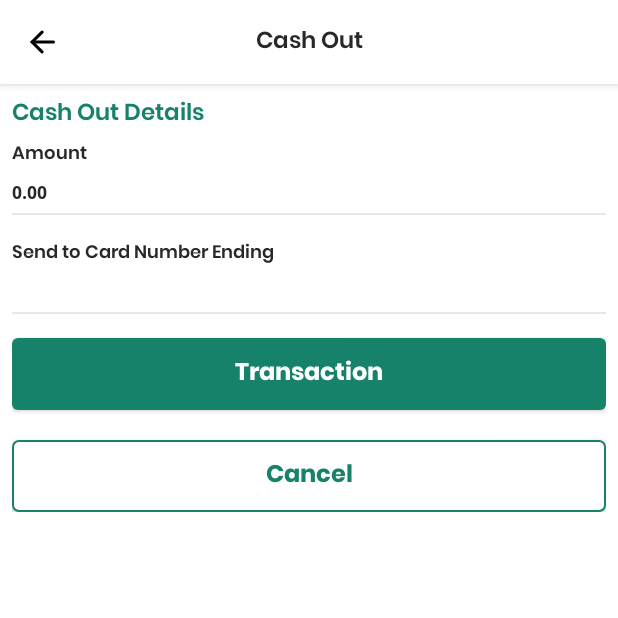
After one commit to mikeds/UM20004-bpayclient, an Android app: the CashOutActivity screen opened directly, with no data from a screen before it, on a phone screen of 412 x 824 dp, the top half of it. The commit adds this screen. Run offline under Robolectric (Android 15) with nearby library versions, the phone set to English and light mode, and no system bars.

Commit message:
Added Cash Out Screen UI

```diff
--- a/bambupay/src/main/AndroidManifest.xml
+++ b/bambupay/src/main/AndroidManifest.xml
@@ -30,6 +30,11 @@
             android:screenOrientation="portrait"
             android:theme="@style/AppTheme.NoActionBar"
             android:windowSoftInputMode="adjustResize" />
+        <activity
+            android:name=".ui.activity.CashOutActivity"
+            android:screenOrientation="portrait"
+            android:theme="@style/AppTheme.NoActionBar"
+            android:windowSoftInputMode="adjustResize" />
     </application>
 
 </manifest>
--- /dev/null
+++ b/bambupay/src/main/java/com/uxi/bambupay/ui/activity/CashOutActivity.kt
@@ -0,0 +1,44 @@
+package com.uxi.bambupay.ui.activity
+
+import android.os.Bundle
+import android.view.MenuItem
+import com.uxi.bambupay.R
+import kotlinx.android.synthetic.main.app_toolbar.*
+
+class CashOutActivity : BaseActivity() {
+    override fun onCreate(savedInstanceState: Bundle?) {
+        super.onCreate(savedInstanceState)
+        setContentView(R.layout.activity_cash_out)
+        setupToolbar()
+    }
+
+    override fun getLayoutId() = R.layout.activity_cash_out
+
+    override fun finish() {
+        super.finish()
+        overridePendingTransition(R.anim.from_left_in, R.anim.from_right_out)
+    }
+
+    override fun onBackPressed() {
+        finish()
+    }
+
+    override fun onOptionsItemSelected(item: MenuItem): Boolean {
+        when (item?.itemId) {
+            android.R.id.home -> {
+                onBackPressed()
+                return true
+            }
+        }
+        return super.onOptionsItemSelected(item)
+    }
+
+    private fun setupToolbar() {
+        setSupportActionBar(toolbar)
+        tv_toolbar_title?.text = getString(R.string.cash_out)
+        supportActionBar?.setDisplayHomeAsUpEnabled(true)
+        supportActionBar?.setDisplayShowTitleEnabled(false)
+        supportActionBar?.setHomeAsUpIndicator(R.drawable.ic_back)
+    }
+
+}
--- a/bambupay/src/main/java/com/uxi/bambupay/ui/home/HomeFragment.kt
+++ b/bambupay/src/main/java/com/uxi/bambupay/ui/home/HomeFragment.kt
@@ -13,6 +13,7 @@ import androidx.lifecycle.ViewModelProviders
 import com.amulyakhare.textdrawable.TextDrawable
 import com.uxi.bambupay.MainActivity
 import com.uxi.bambupay.R
+import com.uxi.bambupay.ui.activity.CashOutActivity
 import com.uxi.bambupay.ui.activity.TransactActivity
 import kotlinx.android.synthetic.main.fragment_home.*
 
@@ -43,6 +44,12 @@ class HomeFragment : Fragment() {
             startActivity(intent)
             activity?.overridePendingTransition(R.anim.from_right_in, R.anim.from_left_out)
         }
+
+        btn_cash_out.setOnClickListener {
+            val intent = Intent(activity, CashOutActivity::class.java)
+            startActivity(intent)
+            activity?.overridePendingTransition(R.anim.from_right_in, R.anim.from_left_out)
+        }
     }
 
 }
--- /dev/null
+++ b/bambupay/src/main/res/layout/activity_cash_out.xml
@@ -0,0 +1,13 @@
+<?xml version="1.0" encoding="utf-8"?>
+<LinearLayout xmlns:android="http://schemas.android.com/apk/res/android"
+    xmlns:tools="http://schemas.android.com/tools"
+    android:layout_width="match_parent"
+    android:layout_height="match_parent"
+    android:orientation="vertical"
+    tools:context=".ui.activity.CashOutActivity">
+
+    <include layout="@layout/app_toolbar" />
+
+    <include layout="@layout/content_cash_out" />
+
+</LinearLayout>
--- /dev/null
+++ b/bambupay/src/main/res/layout/content_cash_out.xml
@@ -0,0 +1,88 @@
+<?xml version="1.0" encoding="utf-8"?>
+<androidx.core.widget.NestedScrollView xmlns:android="http://schemas.android.com/apk/res/android"
+    xmlns:app="http://schemas.android.com/apk/res-auto"
+    xmlns:tools="http://schemas.android.com/tools"
+    android:layout_width="match_parent"
+    android:layout_height="match_parent"
+    android:orientation="vertical"
+    android:padding="@dimen/activity_horizontal_margin"
+    app:layout_behavior="@string/appbar_scrolling_view_behavior"
+    tools:context=".ui.activity.CashOutActivity"
+    tools:showIn="@layout/activity_cash_out">
+
+    <LinearLayout
+        android:layout_width="match_parent"
+        android:layout_height="wrap_content"
+        android:orientation="vertical">
+
+        <TextView
+            style="@style/TextViewSmallBody"
+            android:layout_width="wrap_content"
+            android:layout_height="wrap_content"
+            android:text="@string/cash_out_details"
+            android:textColor="@color/green" />
+
+        <TextView
+            style="@style/TextViewSmall.SemiBold"
+            android:layout_width="wrap_content"
+            android:layout_height="wrap_content"
+            android:layout_marginTop="@dimen/activity_horizontal_margin"
+            android:text="@string/amount" />
+
+        <EditText
+            style="@style/TextViewSmall.Bold"
+            android:layout_width="match_parent"
+            android:layout_height="wrap_content"
+            android:background="@drawable/underline"
+            android:gravity="center_vertical"
+            android:inputType="numberDecimal"
+            android:paddingTop="10dp"
+            android:paddingEnd="15dp"
+            android:paddingBottom="15dp"
+            android:text="0.00" />
+
+        <TextView
+            style="@style/TextViewSmall.SemiBold"
+            android:layout_width="wrap_content"
+            android:layout_height="wrap_content"
+            android:layout_marginTop="@dimen/activity_horizontal_margin"
+            android:text="@string/send_card" />
+
+        <EditText
+            style="@style/TextViewSmall.Regular2"
+            android:layout_width="match_parent"
+            android:layout_height="wrap_content"
+            android:background="@drawable/underline"
+            android:gravity="center_vertical"
+            android:inputType="number"
+            android:paddingTop="10dp"
+            android:paddingEnd="15dp"
+            android:paddingBottom="15dp"
+            android:text=""
+            android:textColor="@color/black" />
+
+        <Button
+            android:id="@+id/btn_sign_in"
+            style="@style/TextViewSmallBody.Bold"
+            android:layout_width="match_parent"
+            android:layout_height="wrap_content"
+            android:layout_marginTop="@dimen/activity_horizontal_margin"
+            android:background="@drawable/bg_rounded_green"
+            android:text="@string/transact"
+            android:textAllCaps="false"
+            android:textColor="@android:color/white" />
+
+        <Button
+            android:id="@+id/btn_register"
+            style="@style/TextViewSmallBody.Bold"
+            android:layout_width="match_parent"
+            android:layout_height="wrap_content"
+            android:layout_marginTop="20dp"
+            android:background="@drawable/bg_rounded_white_border_green"
+            android:text="@string/cancel"
+            android:textAllCaps="false"
+            android:textColor="@color/green" />
+
+    </LinearLayout>
+
+</androidx.core.widget.NestedScrollView>
--- a/bambupay/src/main/res/layout/fragment_home.xml
+++ b/bambupay/src/main/res/layout/fragment_home.xml
@@ -108,6 +108,7 @@
                 android:background="@color/div_border" />
 
             <TextView
+                android:id="@+id/btn_cash_out"
                 style="@style/TextViewTiny.SemiBold"
                 android:layout_width="0dp"
                 android:layout_height="wrap_content"
--- a/bambupay/src/main/res/values/strings.xml
+++ b/bambupay/src/main/res/values/strings.xml
@@ -32,4 +32,7 @@
     <string name="send_mobile">Send to Mobile Number</string>
     <string name="optional_msg">Optional Message</string>
     <string name="cancel">Cancel</string>
+
+    <string name="cash_out_details">Cash Out Details</string>
+    <string name="send_card">Send to Card Number Ending</string>
 </resources>
```
